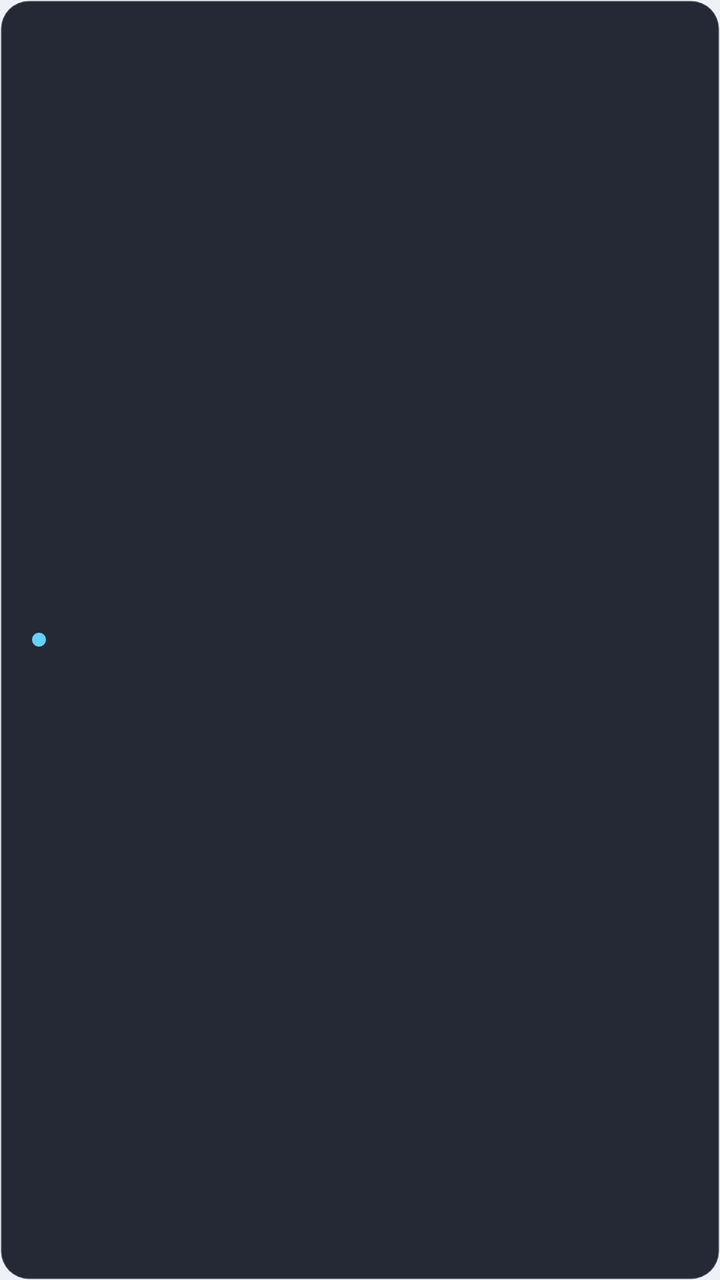
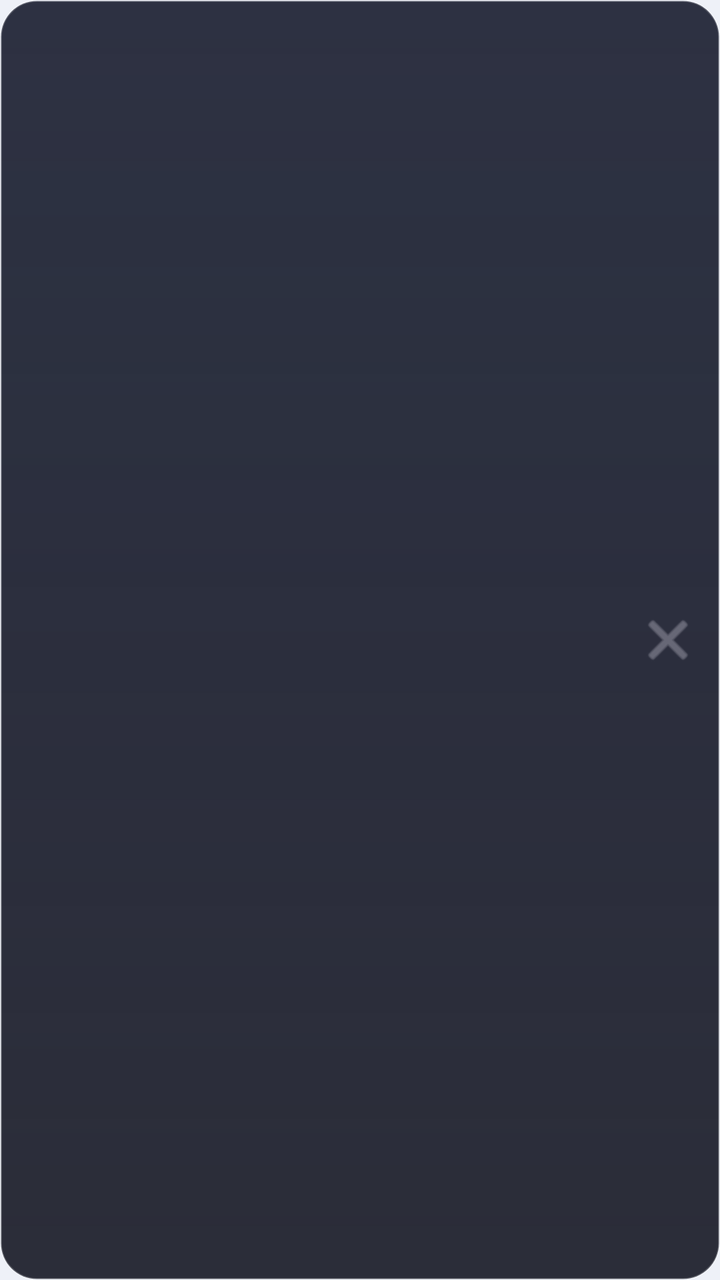

Before-and-after screenshots of an Android layout around one commit, followed by the original layout XML and the change that was made.
<!-- AndroidManifest.xml: application theme Theme.Morse -->
<!-- res/layout/toast_custom.xml -->
<?xml version="1.0" encoding="utf-8"?>
<LinearLayout xmlns:android="http://schemas.android.com/apk/res/android"
    android:layout_width="wrap_content"
    android:layout_height="wrap_content"
    android:orientation="horizontal"
    android:gravity="center_vertical"
    android:background="@drawable/toast_background"
    android:paddingStart="16dp"
    android:paddingEnd="20dp"
    android:paddingTop="14dp"
    android:paddingBottom="14dp"
    android:elevation="8dp"
    android:maxWidth="340dp">

    <View
        android:layout_width="7dp"
        android:layout_height="7dp"
        android:layout_marginEnd="12dp"
        android:background="@drawable/toast_dot" />

    <TextView
        android:id="@+id/toastText"
        android:layout_width="wrap_content"
        android:layout_height="wrap_content"
        android:textColor="#F5F5F7"
        android:textSize="14sp"
        android:lineSpacingMultiplier="1.15" />
</LinearLayout>
<!-- resources referenced by this layout -->
<resources>
  <!-- drawable toast_background (drawable) -->
  <?xml version="1.0" encoding="utf-8"?>
  <shape xmlns:android="http://schemas.android.com/apk/res/android"
      android:shape="rectangle">
      <solid android:color="#EE171A28" />
      <corners android:radius="14dp" />
      <stroke android:width="1dp" android:color="#22FFFFFF" />
  </shape>
  <!-- drawable toast_dot (drawable) -->
  <?xml version="1.0" encoding="utf-8"?>
  <shape xmlns:android="http://schemas.android.com/apk/res/android"
      android:shape="oval">
      <solid android:color="#64d2ff" />
      <size android:width="7dp" android:height="7dp" />
  </shape>
  <style name="Theme.Morse" parent="Theme.AppCompat.DayNight.NoActionBar">
          <item name="android:windowBackground">@color/bg</item>
          <item name="android:colorBackground">@color/bg</item>
          <item name="android:textColorPrimary">@color/text</item>
          <item name="android:textColorSecondary">@color/text_muted</item>
          <item name="android:statusBarColor">@color/bg</item>
          <item name="android:navigationBarColor">@color/bg</item>
          <item name="android:windowLightStatusBar" tools:targetApi="m">true</item>
          <item name="colorAccent">#64d2ff</item>
      </style>
  <color name="bg">#eef1f8</color>
  <color name="text">#101014</color>
  <color name="text_muted">#5a5c68</color>
</resources>

<!-- the commit's change to res/layout/toast_custom.xml (unified diff, before → after) -->
@@ -1,28 +1,39 @@
 <?xml version="1.0" encoding="utf-8"?>
 <LinearLayout xmlns:android="http://schemas.android.com/apk/res/android"
-    android:layout_width="wrap_content"
+    android:layout_width="match_parent"
     android:layout_height="wrap_content"
     android:orientation="horizontal"
     android:gravity="center_vertical"
-    android:background="@drawable/toast_background"
+    android:background="@drawable/glass_toast_bg"
     android:paddingStart="16dp"
-    android:paddingEnd="20dp"
-    android:paddingTop="14dp"
-    android:paddingBottom="14dp"
-    android:elevation="8dp"
-    android:maxWidth="340dp">
+    android:paddingEnd="6dp"
+    android:paddingTop="12dp"
+    android:paddingBottom="12dp"
+    android:elevation="10dp">
 
     <View
-        android:layout_width="7dp"
-        android:layout_height="7dp"
-        android:layout_marginEnd="12dp"
-        android:background="@drawable/toast_dot" />
+        android:id="@+id/toastDot"
+        android:layout_width="8dp"
+        android:layout_height="8dp"
+        android:layout_marginEnd="12dp" />
 
     <TextView
         android:id="@+id/toastText"
-        android:layout_width="wrap_content"
+        android:layout_width="0dp"
         android:layout_height="wrap_content"
+        android:layout_weight="1"
         android:textColor="#F5F5F7"
         android:textSize="14sp"
-        android:lineSpacingMultiplier="1.15" />
+        android:lineSpacingMultiplier="1.2" />
+
+    <ImageButton
+        android:id="@+id/toastClose"
+        android:layout_width="40dp"
+        android:layout_height="40dp"
+        android:layout_marginStart="6dp"
+        android:background="?android:attr/selectableItemBackgroundBorderless"
+        android:src="@android:drawable/ic_menu_close_clear_cancel"
+        android:tint="#8E8E9C"
+        android:contentDescription="Dismiss"
+        android:scaleType="centerInside" />
 </LinearLayout>
<!-- resource entries referenced after the edit -->
@@ -1,19 +1,15 @@
 <!-- resources referenced by this layout -->
 <resources>
-  <!-- drawable toast_background (drawable) -->
+  <!-- drawable glass_toast_bg (drawable) -->
   <?xml version="1.0" encoding="utf-8"?>
   <shape xmlns:android="http://schemas.android.com/apk/res/android"
       android:shape="rectangle">
-      <solid android:color="#EE171A28" />
-      <corners android:radius="14dp" />
-      <stroke android:width="1dp" android:color="#22FFFFFF" />
-  </shape>
-  <!-- drawable toast_dot (drawable) -->
-  <?xml version="1.0" encoding="utf-8"?>
-  <shape xmlns:android="http://schemas.android.com/apk/res/android"
-      android:shape="oval">
-      <solid android:color="#64d2ff" />
-      <size android:width="7dp" android:height="7dp" />
+      <gradient
+          android:angle="270"
+          android:startColor="#F2222638"
+          android:endColor="#E6151723" />
+      <corners android:radius="18dp" />
+      <stroke android:width="1dp" android:color="#33FFFFFF" />
   </shape>
   <style name="Theme.Morse" parent="Theme.AppCompat.DayNight.NoActionBar">
           <item name="android:windowBackground">@color/bg</item>
